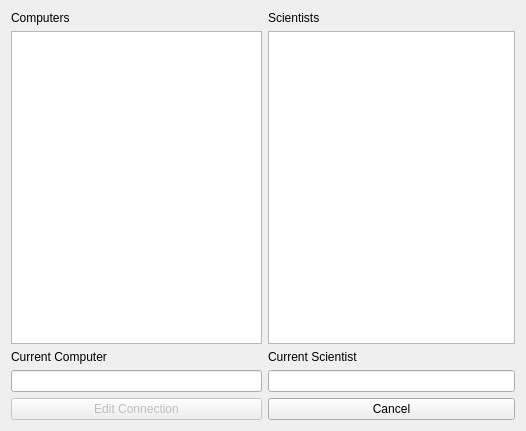
Before: the Qt Designer form editconnectionsdialog.ui in ManiSigt/Verklegt-nams, drawn with Qt 5.
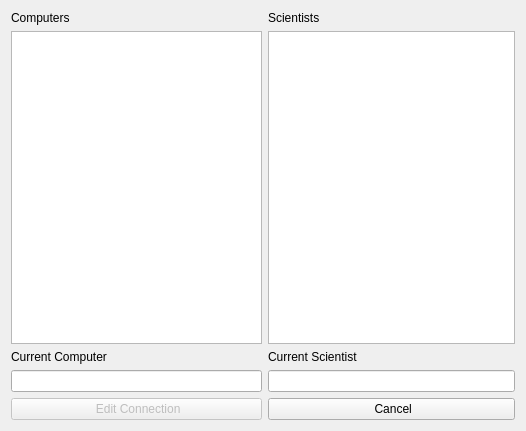
After: the same form once the commit is applied. Icons and pictures are not drawn.

Diff of the .ui file:
```diff
--- a/editconnectionsdialog.ui
+++ b/editconnectionsdialog.ui
@@ -67,14 +67,22 @@
       <bool>false</bool>
      </property>
      <property name="text">
-      <string>Edit Connection</string>
+      <string> Edit Connection</string>
+     </property>
+     <property name="icon">
+      <iconset resource="myresourcefile.qrc">
+       <normaloff>:/icons/icons/edit2.png</normaloff>:/icons/icons/edit2.png</iconset>
      </property>
     </widget>
    </item>
    <item row="4" column="1" colspan="2">
     <widget class="QPushButton" name="button_edit_connection_cancel">
      <property name="text">
-      <string>Cancel</string>
+      <string> Cancel</string>
+     </property>
+     <property name="icon">
+      <iconset resource="myresourcefile.qrc">
+       <normaloff>:/icons/icons/cancel.png</normaloff>:/icons/icons/cancel.png</iconset>
      </property>
     </widget>
    </item>
```
Left out of the diff: 4 changed lines with no effect on the pictures.
